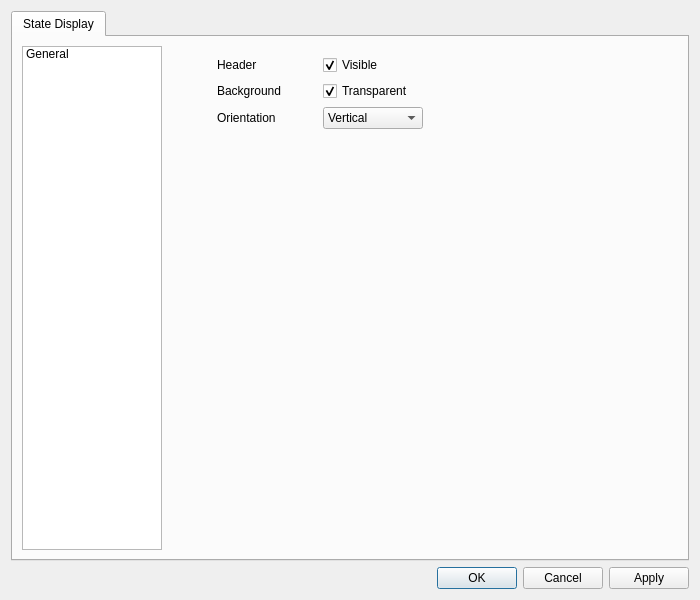
Above: ui/element_editors/state_display_editor.ui from BrnSlr/CuteBoard before the change. Below: the same form after it.
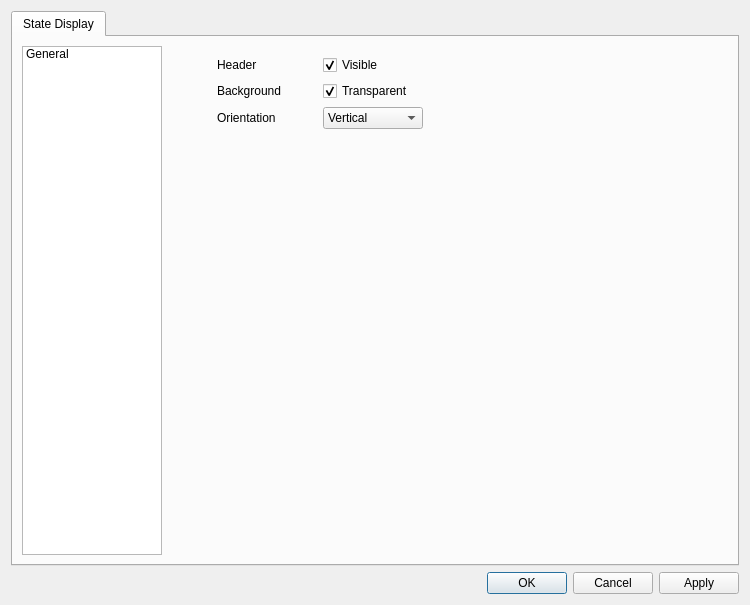
That is the form after the change.

```diff
--- a/ui/element_editors/state_display_editor.ui
+++ b/ui/element_editors/state_display_editor.ui
@@ -6,10 +6,16 @@
    <rect>
     <x>0</x>
     <y>0</y>
-    <width>700</width>
-    <height>600</height>
+    <width>750</width>
+    <height>605</height>
    </rect>
   </property>
+  <property name="minimumSize">
+   <size>
+    <width>750</width>
+    <height>550</height>
+   </size>
+  </property>
   <property name="windowTitle">
    <string>State Indicator</string>
   </property>
```
